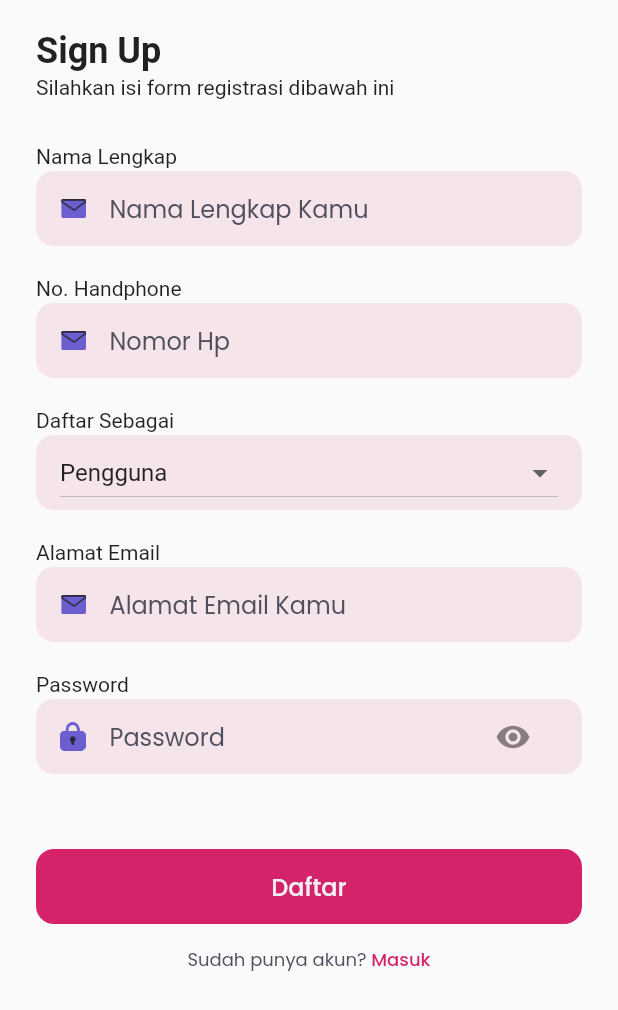
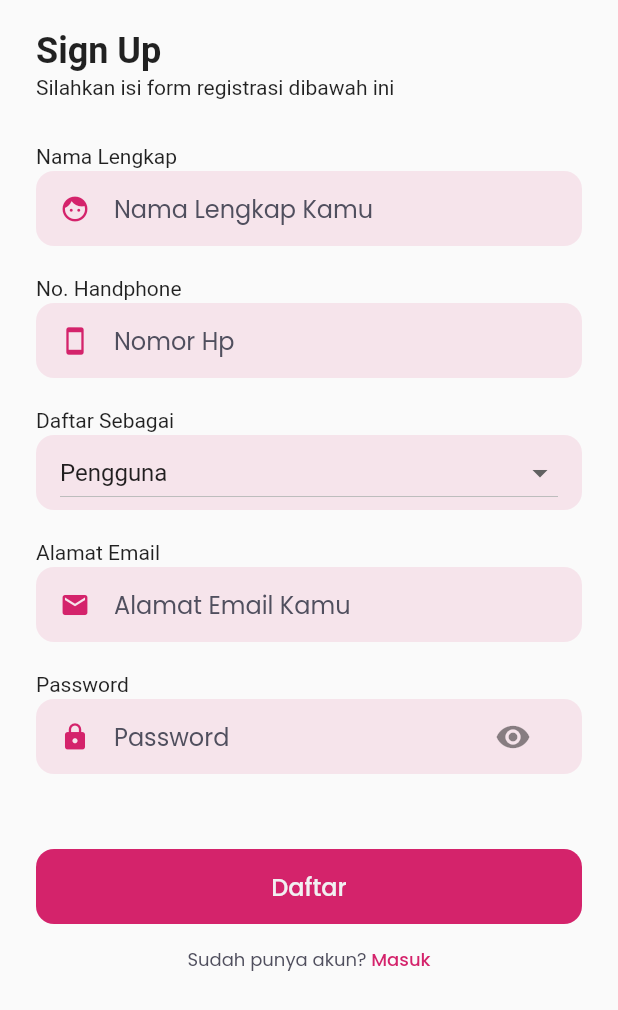
Before and after one commit to mzhasanahesqiu/pedikia-FL, a Flutter app: the screen it shows after launch, after a tap on "Daftar", on a phone screen of 412 x 824 dp. Shown: the top 1010 px of the screen. Run offline on Flutter 3.47's test engine with Material 2 defaults, Android fonts, the phone set to English and light mode, and no system bars; our stand-ins replace google_fonts.

Commit message:
fix: change icon with materialicon

```diff
--- a/lib/pages/sign_in_page.dart
+++ b/lib/pages/sign_in_page.dart
@@ -62,9 +62,10 @@ class _SignInPageState extends State<SignInPage> {
                   child: Center(
                     child: Row(
                       children: [
-                        Image.asset(
-                          'assets/icon_email.png',
-                          width: 17,
+                        Icon(
+                          Icons.email,
+                          color: primaryColor,
+                          size: 20,
                         ),
                         SizedBox(
                           width: 16,
@@ -101,9 +102,10 @@ class _SignInPageState extends State<SignInPage> {
                   child: Center(
                     child: Row(
                       children: [
-                        Image.asset(
-                          'assets/icon_password.png',
-                          width: 17,
+                        Icon(
+                          Icons.lock,
+                          color: primaryColor,
+                          size: 20,
                         ),
                         SizedBox(
                           width: 16,
--- a/lib/pages/sign_up_page.dart
+++ b/lib/pages/sign_up_page.dart
@@ -64,9 +64,10 @@ class _SignUpPageState extends State<SignUpPage> {
                   child: Center(
                     child: Row(
                       children: [
-                        Image.asset(
-                          'assets/icon_email.png',
-                          width: 17,
+                        Icon(
+                          Icons.face,
+                          color: primaryColor,
+                          size: 20,
                         ),
                         SizedBox(
                           width: 16,
@@ -102,9 +103,10 @@ class _SignUpPageState extends State<SignUpPage> {
                   child: Center(
                     child: Row(
                       children: [
-                        Image.asset(
-                          'assets/icon_email.png',
-                          width: 17,
+                        Icon(
+                          Icons.smartphone,
+                          color: primaryColor,
+                          size: 20,
                         ),
                         SizedBox(
                           width: 16,
@@ -182,9 +184,10 @@ class _SignUpPageState extends State<SignUpPage> {
                   child: Center(
                     child: Row(
                       children: [
-                        Image.asset(
-                          'assets/icon_email.png',
-                          width: 17,
+                        Icon(
+                          Icons.email,
+                          color: primaryColor,
+                          size: 20,
                         ),
                         SizedBox(
                           width: 16,
@@ -220,9 +223,10 @@ class _SignUpPageState extends State<SignUpPage> {
                   child: Center(
                     child: Row(
                       children: [
-                        Image.asset(
-                          'assets/icon_password.png',
-                          width: 17,
+                        Icon(
+                          Icons.lock,
+                          color: primaryColor,
+                          size: 20,
                         ),
                         SizedBox(
                           width: 16,
```
